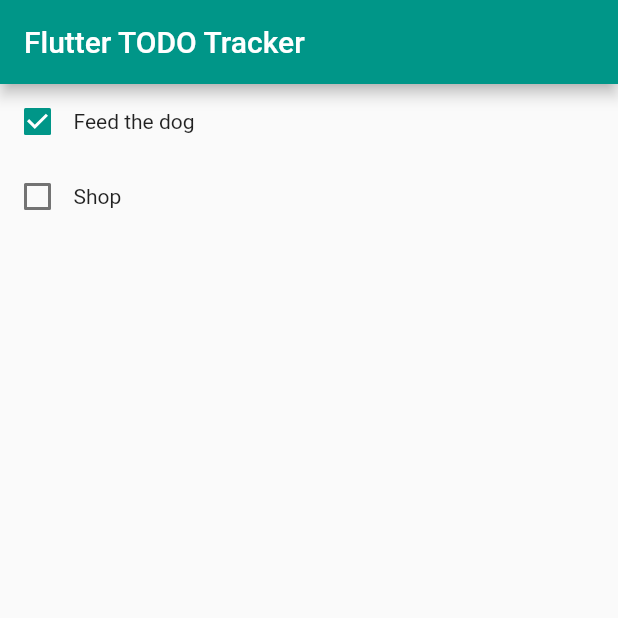
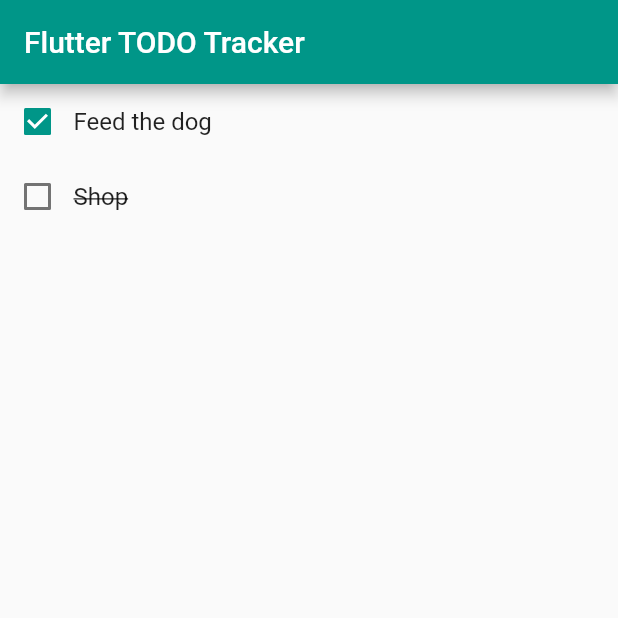
Before and after one commit to bmcilw1/flutter_todo, a Flutter app: the screen it shows after launch, on a phone screen of 412 x 824 dp, the top half of it. Run offline on Flutter 3.47's test engine with Material 2 defaults, Android fonts, the phone set to English and light mode, and no system bars.

Commit message:
More work on todo functionality

```diff
--- a/lib/todo.dart
+++ b/lib/todo.dart
@@ -17,14 +17,29 @@ class _TodoState extends State<Todo> {
   _TodoState(this.isChecked, this.text);
 
   void _checkChanged(bool value) => setState(() => isChecked = value);
+  void _textChanged(String value) => setState(() => text = value);
 
   @override
   Widget build(BuildContext context) {
     return Container(
-      padding: EdgeInsets.all(1),
-      child: Row(children: <Widget>[
-      Checkbox(value: isChecked, onChanged: _checkChanged),
-      Text(text)
-    ]));
+        padding: EdgeInsets.all(1),
+        child: Row(children: <Widget>[
+          Checkbox(value: isChecked, onChanged: _checkChanged),
+          Flexible(
+            child: isChecked
+                ? TextField(
+                    decoration:
+                        InputDecoration.collapsed(hintText: "Enter task"),
+                    controller: TextEditingController(text: text),
+                    onSubmitted: _textChanged,
+                  )
+                : Text(
+                    text,
+                    style: TextStyle(
+                        decoration: TextDecoration.lineThrough,
+                        fontSize: 16),
+                  ),
+          )
+        ]));
   }
 }
```
